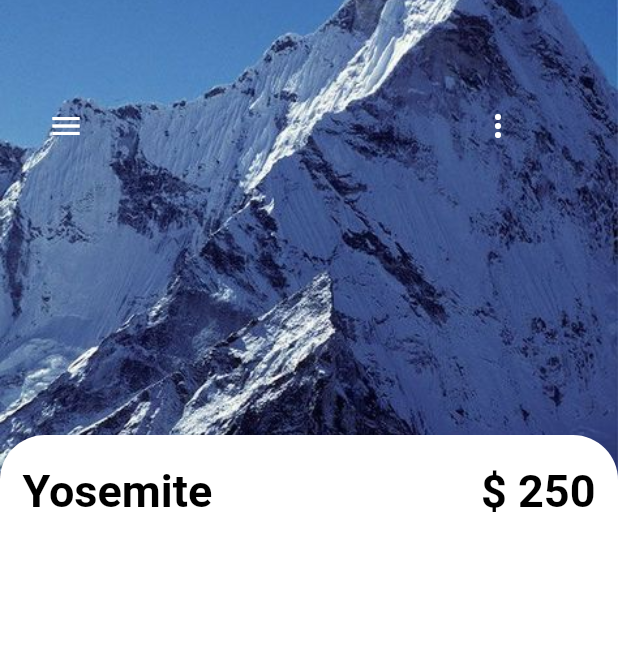
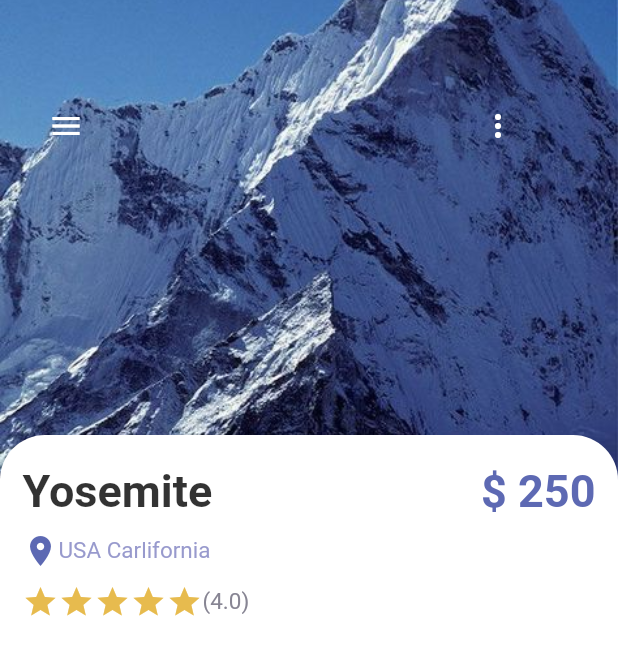
Before and after one commit to picasso653/travel_app, a Flutter app: the screen it shows after launch, on a phone screen of 412 x 824 dp. Shown: the top 655 px of the screen. Run offline on Flutter 3.47's test engine with Material 2 defaults, Android fonts, the phone set to English and light mode, and no system bars.

Commit message:
Detail page

```diff
--- a/lib/pages/detail_page.dart
+++ b/lib/pages/detail_page.dart
@@ -1,7 +1,9 @@
 import 'package:flutter/material.dart';
 import 'package:flutter/src/widgets/container.dart';
 import 'package:flutter/src/widgets/framework.dart';
+import 'package:travle_app/misc/colors.dart';
 import 'package:travle_app/widgets/app_large_text.dart';
+import 'package:travle_app/widgets/app_text.dart';
 
 class DetailPage extends StatefulWidget {
   const DetailPage({super.key});
@@ -11,6 +13,7 @@ class DetailPage extends StatefulWidget {
 }
 
 class _DetailPageState extends State<DetailPage> {
+  int gottenStars = 3;
   @override
   Widget build(BuildContext context) {
     return Scaffold(
@@ -55,7 +58,7 @@ class _DetailPageState extends State<DetailPage> {
             Positioned(
                 top: 290,
                 child: Container(
-                  padding: const EdgeInsets.only(left: 15,right: 15,top: 20),
+                  padding: const EdgeInsets.only(left: 15, right: 15, top: 20),
                   width: MediaQuery.of(context).size.width,
                   height: 500,
                   decoration: const BoxDecoration(
@@ -64,12 +67,53 @@ class _DetailPageState extends State<DetailPage> {
                           topLeft: Radius.circular(30),
                           topRight: Radius.circular(30))),
                   child: Column(
+                    crossAxisAlignment: CrossAxisAlignment.start,
                     children: [
                       Row(
                         mainAxisAlignment: MainAxisAlignment.spaceBetween,
                         children: [
-                          AppLargeText(text: "Yosemite"),
-                          AppLargeText(text: "\$ 250")
+                          AppLargeText(
+                            text: "Yosemite",
+                            color: Colors.black.withOpacity(0.8),
+                          ),
+                          AppLargeText(
+                            text: "\$ 250",
+                            color: AppColors.mainColor,
+                          )
+                        ],
+                      ),
+                      const SizedBox(
+                        height: 10,
+                      ),
+                      Row(
+                        children: [
+                          const Icon(
+                            Icons.location_on,
+                            color: AppColors.mainColor,
+                          ),
+                          AppText(
+                            text: "USA Carlifornia",
+                            color: AppColors.textColor1,
+                          )
+                        ],
+                      ),
+                      const SizedBox(
+                        height: 10,
+                      ),
+                      Row(
+                        children: [
+                          Wrap(
+                            children: List.generate(5, (index) {
+                              return const Icon(
+                                Icons.star,
+                                color: AppColors.starColor,
+                              );
+                            }),
+                          ),
+                          AppText(
+                            text: '(4.0)',
+                            color: AppColors.textColor2,
+                          )
                         ],
                       )
                     ],
```
